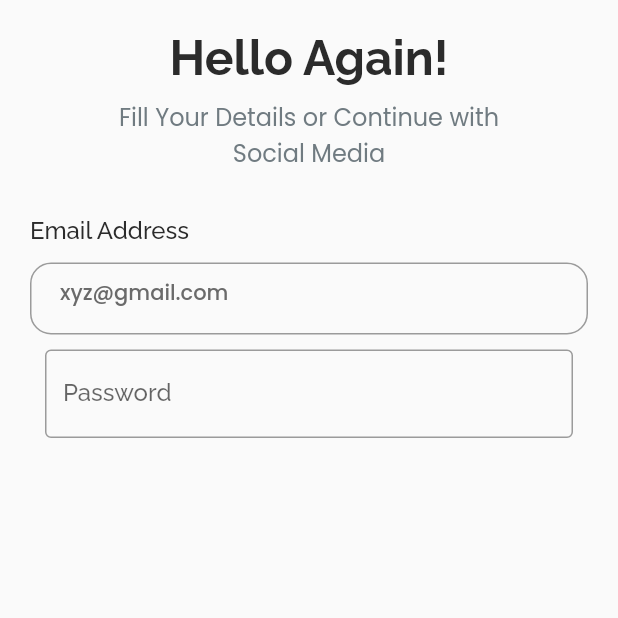
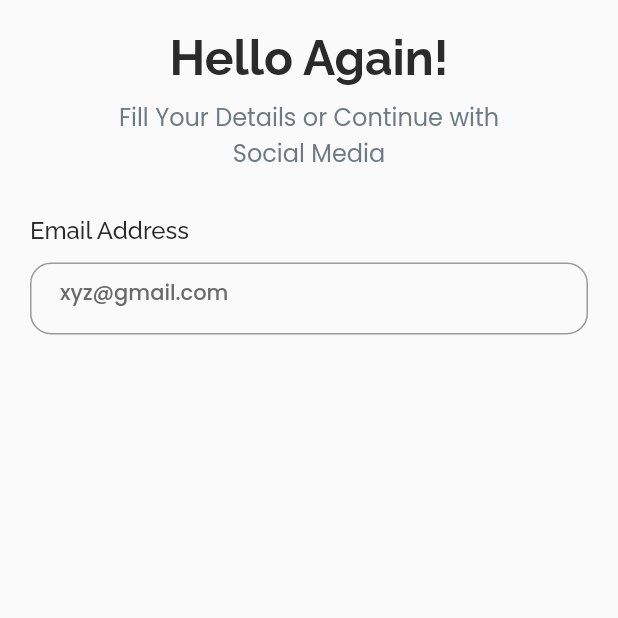
Before and after one commit to puay12/nike_store_app, a Flutter app: the screen it shows after launch, on a phone screen of 412 x 824 dp, the top half of it. Run offline on Flutter 3.47's test engine with Material 2 defaults, Android fonts, the phone set to English and light mode, and no system bars; our stand-ins replace animated_bottom_navigation_bar, animated_splash_screen, bloc, equatable, flutter_bloc, flutter_svg and 1 more; missing offline and left inert: dart:ffi.

Commit message:
modified:   lib/modules/login.dart

```diff
--- a/lib/modules/login.dart
+++ b/lib/modules/login.dart
@@ -95,17 +95,6 @@ class Login extends StatelessWidget {
                         ),
                       ]
                     ),
-                    Container(
-                      padding: const EdgeInsets.fromLTRB(10, 10, 10, 0),
-                      child: TextField(
-                        obscureText: true,
-                        controller: passwordController,
-                        decoration: const InputDecoration(
-                          border: OutlineInputBorder(),
-                          labelText: 'Password',
-                        ),
-                      ),
-                    ),
                   ],
                 ),
               )
```
